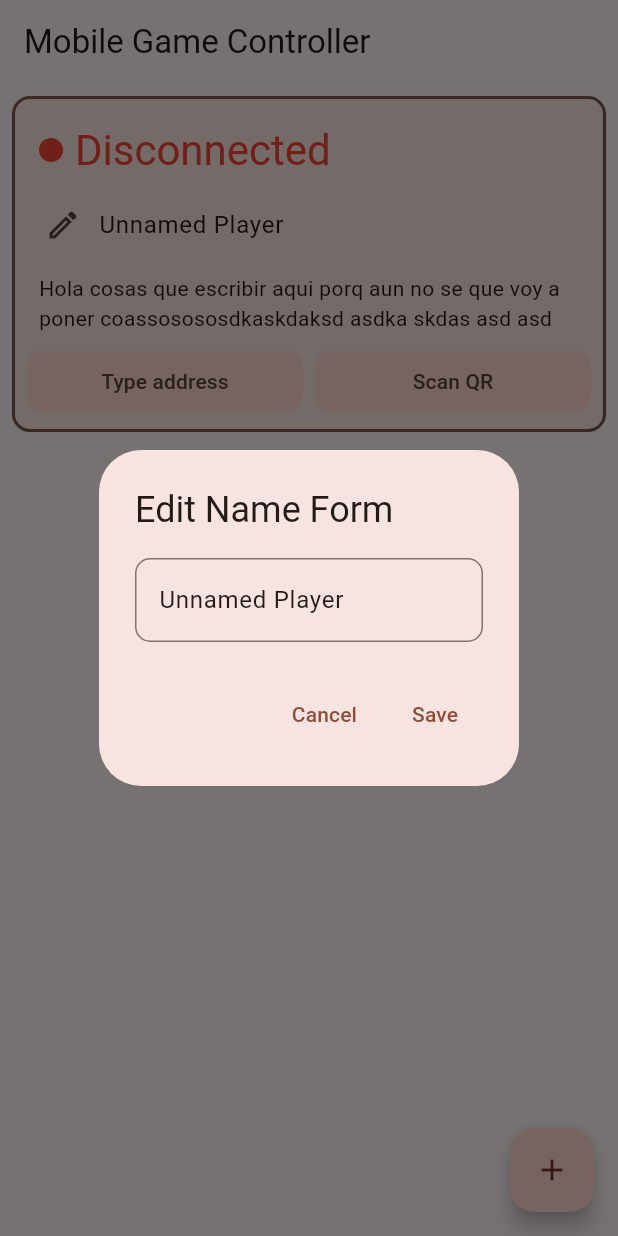
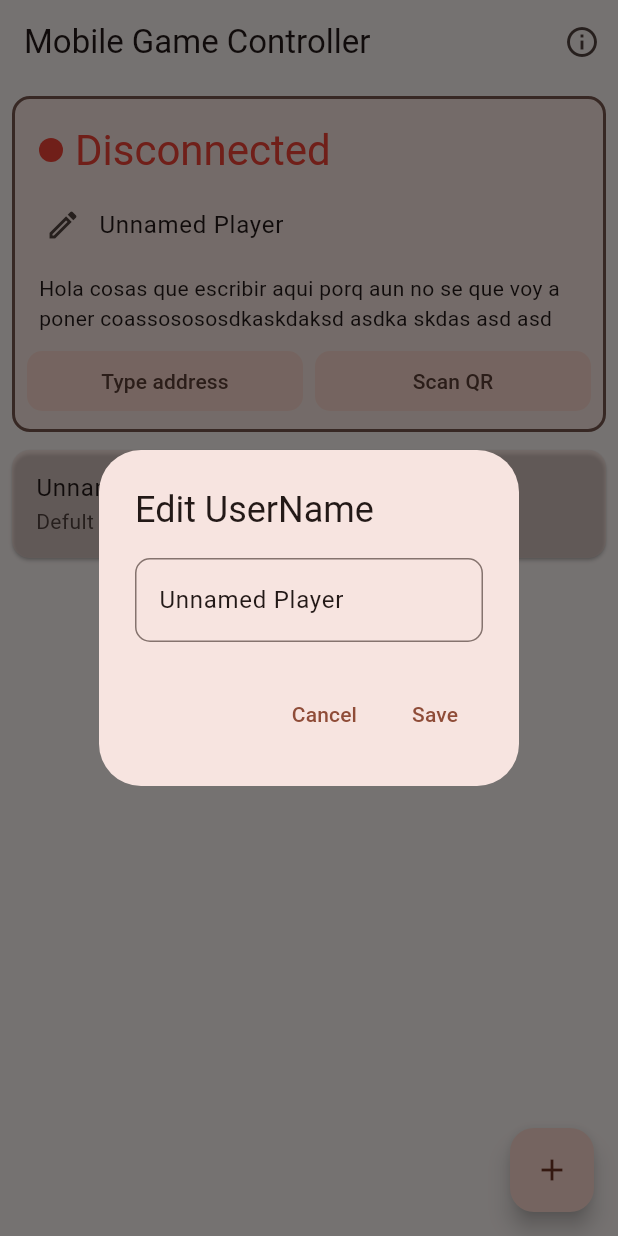
Before and after one commit to neiderGainza/mobile_gamepad, a Flutter app: the screen it shows after launch, after a tap on the "edit" icon, on a phone screen of 412 x 824 dp. Run offline on Flutter 3.47's test engine with Material 3 defaults, Android fonts, the phone set to English and light mode, and no system bars; drawn by our look-alikes of flutter_animate, flutter_form_builder; our stand-ins replace device_info_plus, dotted_border, fast_immutable_collections, flutter_dotenv, flutter_riverpod, freezed_annotation and 8 more; missing offline and left inert: bitsdojo_window, flex_color_picker, flutter_joystick_customisable; accounts and stored records are empty; statements that could not run were skipped.

Commit message:
Fixed on mobile (added default controller, fix editing name not showing complete, added info page)

```diff
--- a/mobile/lib/core/navigation/navigation.dart
+++ b/mobile/lib/core/navigation/navigation.dart
@@ -1,5 +1,6 @@
 import 'package:flutter/material.dart';
 import 'package:flutter_riverpod/flutter_riverpod.dart';
+import 'package:game_controller/presentation/screens/app_info_view/app_info_view.dart';
 import 'package:game_controller/presentation/screens/controller_details_view/controller_details_view.dart';
 import 'package:game_controller/presentation/screens/controller_form_view/controller_form_view.dart';
 import 'package:game_controller/presentation/screens/controller_list_view/controller_list_view.dart';
@@ -49,6 +50,11 @@ final navigationProvider = Provider<GoRouter>((ref){
           return ControllerDetailsView(controllerId: controllerId!,);
         },
       ),
+
+      GoRoute(
+        path: '/app_info',
+        builder: (context, state) => const AppInfoView()
+      ),
     ]
   );
 });
--- a/mobile/lib/data/static_collections/buttons_collection.dart
+++ b/mobile/lib/data/static_collections/buttons_collection.dart
@@ -77,6 +77,7 @@ class DefaultBtnCollection{
     buttonType: .joystick,
     buttonData: ButtonData(
       label: 'l',
+      borderWidth: 4
     ),
     buttonCode: .ls,
   );
@@ -85,8 +86,10 @@ class DefaultBtnCollection{
     buttonType: .joystick,
     buttonData: ButtonData(
       label: 'r',
+      borderWidth: 4
     ),
     buttonCode: .rs,
+
   );
 
 
--- /dev/null
+++ b/mobile/lib/data/static_collections/default_controller.dart
@@ -0,0 +1,49 @@
+import 'dart:convert';
+
+import 'package:game_controller/domain/model/controller.dart';
+import 'package:game_controller/domain/model/positioned_button_group.dart';
+
+class DefaultController {
+  static final defaultController = Controller(
+    id: 'Default 1',
+    i10ln: 'Default Controller 1',
+
+    buttonGroups: [
+      PositionedButtonGroup.fromJson(jsonDecode(
+        '{"buttonGroup":{"buttons":[{"buttonData":{"shape":"circle","backgroundColorValue":4280693304,"borderColorValue":null,"colorValue":null,"elevation":0,"borderWidth":1.0,"label":"Y","borderRadius":10.0},"buttonType":0,"buttonCode":"3"},{"buttonData":{"shape":"circle","backgroundColorValue":4280693304,"borderColorValue":null,"colorValue":null,"elevation":0,"borderWidth":1.0,"label":"B","borderRadius":10.0},"buttonType":0,"buttonCode":"1"},{"buttonData":{"shape":"circle","backgroundColorValue":4280693304,"borderColorValue":null,"colorValue":null,"elevation":0,"borderWidth":1.0,"label":"A","borderRadius":10.0},"buttonType":0,"buttonCode":"0"},{"buttonData":{"shape":"circle","backgroundColorValue":4280693304,"borderColorValue":null,"colorValue":null,"elevation":0,"borderWidth":1.0,"label":"X","borderRadius":10.0},"buttonType":0,"buttonCode":"2"}],"screenRelativeSize":0.6000000000000001,"internalMargin":0.05},"relativePosition":{"dx":0.9811965811965812,"dy":0.9870370370370369}}'
+      )),
+      PositionedButtonGroup.fromJson(jsonDecode(
+        '{"buttonGroup":{"buttons":[{"buttonData":{"shape":"circle","backgroundColorValue":4280693304,"borderColorValue":null,"colorValue":null,"elevation":0,"borderWidth":4.000000000000003,"label":"l","borderRadius":10.0},"buttonType":1,"buttonCode":"9"}],"screenRelativeSize":0.5,"internalMargin":0.01},"relativePosition":{"dx":0.16282051282051282,"dy":0.8568518518518519}}'
+      )),
+      PositionedButtonGroup.fromJson(jsonDecode(
+        '{"buttonGroup":{"buttons":[{"buttonData":{"shape":"rectangle","backgroundColorValue":4280693304,"borderColorValue":null,"colorValue":null,"elevation":0,"borderWidth":1.0,"label":"LB","borderRadius":12.0},"buttonType":0,"buttonCode":"5"}],"screenRelativeSize":0.23,"internalMargin":0.01},"relativePosition":{"dx":0.4253846153846153,"dy":0.9681481481481483}}'
+      )),
+      PositionedButtonGroup.fromJson(jsonDecode(
+        '{"buttonGroup":{"buttons":[{"buttonData":{"shape":"rectangle","backgroundColorValue":4282263331,"borderColorValue":null,"colorValue":null,"elevation":0,"borderWidth":1.0,"label":"≡","borderRadius":8.0},"buttonType":0,"buttonCode":"12"}],"screenRelativeSize":0.23000000000000004,"internalMargin":0.01},"relativePosition":{"dx":0.018376068376068373,"dy":0.1935185185185185}}'
+      )),
+      PositionedButtonGroup.fromJson(jsonDecode(
+        '{"buttonGroup":{"buttons":[{"buttonData":{"shape":"rectangle","backgroundColorValue":4280693304,"borderColorValue":null,"colorValue":null,"elevation":0,"borderWidth":1.0,"label":"RB","borderRadius":12.0},"buttonType":0,"buttonCode":"6"}],"screenRelativeSize":0.23,"internalMargin":0.01},"relativePosition":{"dx":0.6687179487179488,"dy":0.9735185185185188}}'
+      )),
+      PositionedButtonGroup.fromJson(jsonDecode(
+        '{"buttonGroup":{"buttons":[{"buttonData":{"shape":"rectangle","backgroundColorValue":4282263331,"borderColorValue":null,"colorValue":null,"elevation":0,"borderWidth":1.0,"label":"►","borderRadius":8.0},"buttonType":0,"buttonCode":"11"}],"screenRelativeSize":0.23000000000000004,"internalMargin":0.01},"relativePosition":{"dx":0.13547008547008546,"dy":0.19611111111111107}}'
+      )),
+    ]
+  );
+
+
+  static bool isDefault(Controller controller){
+    return controller.id?.startsWith('Default')??false;
+  }
+
+  static bool isDefaultById(String controllerId){
+    return controllerId.startsWith('Default');
+  }
+
+  static Controller getDefaultControllerById(String controllerId){
+    return switch(controllerId){
+      'Default 1' => defaultController,
+
+      _ => throw FormatException('No default controller with id $controllerId')
+    };
+  }
+}
--- a/mobile/lib/domain/model/controller.dart
+++ b/mobile/lib/domain/model/controller.dart
@@ -12,6 +12,7 @@ part 'controller.g.dart';
 class Controller with _$Controller{
   final String ? id;
   final String ? name;
+  final String ? i10ln;
   final String ? description;
   final DateTime lastEdited;
 
@@ -21,6 +22,7 @@ class Controller with _$Controller{
   Controller({
     this.id,
     this.name,
+    this.i10ln,
     this.description,
     DateTime ? lastEdited,
     List<PositionedButtonGroup> buttonGroups = const []
--- a/mobile/lib/presentation/screens/controller_details_view/widgets/my_app_bar.dart
+++ b/mobile/lib/presentation/screens/controller_details_view/widgets/my_app_bar.dart
@@ -1,4 +1,5 @@
 import 'package:flutter/material.dart';
+import 'package:game_controller/data/static_collections/default_controller.dart';
 import 'package:game_controller/domain/model/controller.dart';
 import 'package:go_router/go_router.dart';
 
@@ -48,6 +49,7 @@ class MyAppBar extends StatelessWidget {
           ),
 
           const SizedBox(width: 8,),
+          if(!DefaultController.isDefault(controller))
           editButton(context)
         ],
       ),
--- a/mobile/lib/presentation/screens/controller_form_view/controller_form_view.dart
+++ b/mobile/lib/presentation/screens/controller_form_view/controller_form_view.dart
@@ -73,6 +73,7 @@ class _ControllerFormViewState extends ConsumerState<ControllerFormView> with Ro
       value: widget.controllerId,
 
       child: Scaffold(
+        resizeToAvoidBottomInset: false,
         body: Stack(
           children: [
             GestureDetector(
--- a/mobile/lib/presentation/screens/controller_form_view/menus/controller_metada_form.dart
+++ b/mobile/lib/presentation/screens/controller_form_view/menus/controller_metada_form.dart
@@ -24,15 +24,18 @@ class _ControllerMetadaFormState extends ConsumerState<ControllerMetadaForm> {
   @override
   Widget build(BuildContext context) {
     return AlertDialog(
-      title: Text("Controller's name"),
-
+      contentPadding: .symmetric(horizontal: 16, vertical: 8),
+      actionsPadding: .only(left: 16, right: 16, bottom: 6),
+      scrollable: true,
       content: FormBuilder(
         key: _formKey,
 
         child: Column(
           mainAxisSize: .min,
-
+          crossAxisAlignment: .start,
           children: [
+            Text("Controller's name", style: Theme.of(context).textTheme.titleMedium,),
+            const SizedBox(height: 8,),
 
             FormBuilderTextField(
               name: "controllerName",
--- a/mobile/lib/presentation/screens/controller_form_view/menus/top_menu.dart
+++ b/mobile/lib/presentation/screens/controller_form_view/menus/top_menu.dart
@@ -65,6 +65,7 @@ class TopMenu extends ConsumerWidget {
     return IconButton(
       onPressed: () async {
         final updatedAndSaved = await showDialog(
+          useSafeArea: false,
           context: context,
           builder: (context) => ControllerMetadaForm(
             controllerId: controllerId,
--- a/mobile/lib/presentation/screens/controller_list_view/controller_list_view.dart
+++ b/mobile/lib/presentation/screens/controller_list_view/controller_list_view.dart
@@ -1,10 +1,12 @@
 import 'package:flutter/material.dart';
 import 'package:flutter_riverpod/flutter_riverpod.dart';
 import 'package:game_controller/core/navigation/navigation.dart';
+import 'package:game_controller/data/static_collections/default_controller.dart';
 import 'package:game_controller/presentation/providers/connection_message_provider.dart';
 import 'package:game_controller/presentation/providers/controllers_provider.dart';
 import 'package:game_controller/presentation/screens/controller_list_view/widgets/connection_header.dart';
 import 'package:game_controller/presentation/screens/controller_list_view/widgets/controller_card.dart';
+import 'package:game_controller/presentation/screens/controller_list_view/widgets/three_dot_menu.dart';
 import 'package:game_controller/presentation/utils/orientation_function_collection.dart';
 import 'package:game_controller/presentation/utils/snackbar_collection.dart';
 import 'package:go_router/go_router.dart';
@@ -70,9 +72,18 @@ class _ControllerListViewState extends ConsumerState<ControllerListView> with Ro
       body: CustomScrollView(
 
         slivers: [
-          SliverAppBar(title: Text("Mobile Game Controller"),),
+          SliverAppBar(
+            title: const Text("Mobile Game Controller"),
+            actions: [
+              const ThreeDotMenu()
+            ],
+          ),
 
           SliverToBoxAdapter( child: const ConnectionHeader(),),
+
+          SliverToBoxAdapter(
+            child: ControllerCard(controller: DefaultController.defaultController),
+          ),
 
           SliverList.builder(
             itemCount: controllers.length,
--- a/mobile/lib/presentation/screens/controller_list_view/widgets/connection_header.dart
+++ b/mobile/lib/presentation/screens/controller_list_view/widgets/connection_header.dart
@@ -102,7 +102,7 @@ class ConnectionHeader extends ConsumerWidget {
   ) async {
     final newUserName = await DialogCollection.simplePopUpForm(
       context,
-      title: 'Edit Name Form',
+      title: 'Edit UserName',
       initValue: ref.read(playerProvider).value?.name
     );
 
--- a/mobile/lib/presentation/screens/controller_list_view/widgets/controller_card.dart
+++ b/mobile/lib/presentation/screens/controller_list_view/widgets/controller_card.dart
@@ -1,5 +1,6 @@
 import 'package:flutter/material.dart';
 import 'package:flutter_riverpod/flutter_riverpod.dart';
+import 'package:game_controller/data/static_collections/default_controller.dart';
 import 'package:game_controller/domain/model/controller.dart';
 import 'package:game_controller/presentation/providers/controllers_provider.dart';
 import 'package:game_controller/presentation/utils/dialog_collection.dart';
@@ -20,10 +21,13 @@ class ControllerCard extends StatelessWidget {
       onTap: () => context.push('/controller/${controller.id}'),
 
       child: Card(
+        color: Theme.of(context).colorScheme.secondaryContainer.withAlpha(100),
         margin: const .symmetric(vertical: 4, horizontal: 8),
         child: ListTile(
           title: Text(controller.name ?? "Unnamed Controller"),
-          subtitle: Text(timeago.format(controller.lastEdited)),
+          subtitle: DefaultController.isDefault(controller)
+            ? Text('Defult Controller')
+            : Text(timeago.format(controller.lastEdited)),
           trailing: actions(context),
         ),
       ),
@@ -36,6 +40,7 @@ class ControllerCard extends StatelessWidget {
       mainAxisSize: .min,
 
       children: [
+        if(!DefaultController.isDefault(controller))
         deleteButton(context),
 
       ],
--- /dev/null
+++ b/mobile/lib/presentation/screens/controller_list_view/widgets/three_dot_menu.dart
@@ -0,0 +1,15 @@
+import 'package:flutter/material.dart';
+import 'package:go_router/go_router.dart';
+
+class ThreeDotMenu extends StatelessWidget{
+  const ThreeDotMenu({
+    super.key
+  });
+
+  @override
+  Widget build(BuildContext context) {
+    return IconButton(
+      onPressed: () => context.push('/app_info'),
+      icon: Icon(Icons.info_outline));
+  }
+}
--- a/mobile/lib/presentation/utils/orientation_function_collection.dart
+++ b/mobile/lib/presentation/utils/orientation_function_collection.dart
@@ -10,7 +10,7 @@ class OrientationFunctionCollection {
   }
 
   static void setPortrait(){
-    SystemChrome.setEnabledSystemUIMode(SystemUiMode.immersiveSticky);
+    SystemChrome.setEnabledSystemUIMode(SystemUiMode.edgeToEdge);
     SystemChrome.setPreferredOrientations([
       DeviceOrientation.portraitDown,
       DeviceOrientation.portraitUp,
--- a/mobile/lib/presentation/widgets/button_painters/joystick_button_painter.dart
+++ b/mobile/lib/presentation/widgets/button_painters/joystick_button_painter.dart
@@ -71,6 +71,7 @@ class _JoystickButtonPainterState extends ConsumerState<JoystickButtonPainter> {
 
           label: buttonData.label,
           stickSize: contrains.maxHeight / 2.5,
+          borderWidth: buttonData.borderWidth,
           fontColor: buttonData.color,
           stickColor: buttonData.backgroundColor,
           borderColor: buttonData.borderColor,
--- a/mobile/lib/presentation/widgets/button_painters/single_press_button_painter.dart
+++ b/mobile/lib/presentation/widgets/button_painters/single_press_button_painter.dart
@@ -75,7 +75,7 @@ class SinglePressButtonPainter extends ConsumerWidget{
                 buttonData.label,
                 style: GoogleFonts.nunito(
                   fontWeight: .bold,
-                  color: buttonData.color
+                  color: buttonData.color,
                 ) ,
                 textAlign: .center,
               )
```
Also changed, not shown: mobile/lib/presentation/screens/app_info_view/app_info_view.dart (added, +68 -0 lines), mobile/lib/presentation/screens/controller_details_view/controller_details_view.dart (+13 -3 lines), mobile/lib/presentation/screens/controller_form_view/menus/edit_menu.dart (+7 -1 lines), mobile/lib/presentation/widgets/button_painters/joystick/joystick.dart (+7 -6 lines), 1 other file.
